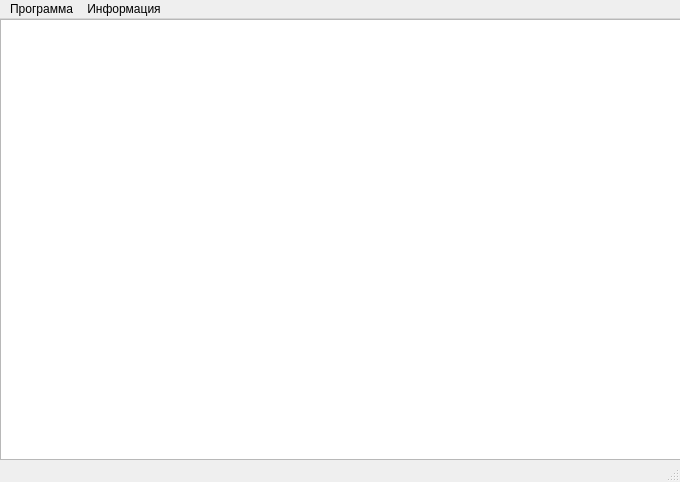
Above: mainwindow.ui from xaionaro/tasks before the change. Below: the same form after it.
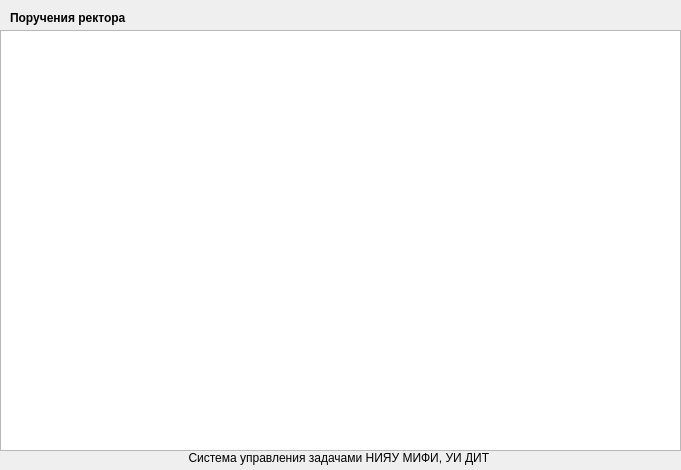
That is the form after the change.

What changed in the file:
```diff
--- a/mainwindow.ui
+++ b/mainwindow.ui
@@ -6,8 +6,8 @@
    <rect>
     <x>0</x>
     <y>0</y>
-    <width>680</width>
-    <height>482</height>
+    <width>681</width>
+    <height>470</height>
    </rect>
   </property>
   <property name="windowTitle">
@@ -18,38 +18,51 @@
     <property name="geometry">
      <rect>
       <x>0</x>
-      <y>0</y>
+      <y>30</y>
       <width>681</width>
-      <height>441</height>
+      <height>421</height>
      </rect>
     </property>
    </widget>
-  </widget>
-  <widget class="QMenuBar" name="menuBar">
-   <property name="geometry">
-    <rect>
-     <x>0</x>
-     <y>0</y>
-     <width>680</width>
-     <height>19</height>
-    </rect>
-   </property>
-   <widget class="QMenu" name="menuInformation">
-    <property name="title">
-     <string>Информация</string>
+   <widget class="QLabel" name="labelRectorTasks">
+    <property name="geometry">
+     <rect>
+      <x>10</x>
+      <y>10</y>
+      <width>661</width>
+      <height>16</height>
+     </rect>
     </property>
-    <addaction name="actionHelp"/>
+    <property name="font">
+     <font>
+      <weight>75</weight>
+      <bold>true</bold>
+     </font>
+    </property>
+    <property name="text">
+     <string>Поручения ректора</string>
+    </property>
+    <property name="alignment">
+     <set>Qt::AlignLeading|Qt::AlignLeft|Qt::AlignVCenter</set>
+    </property>
    </widget>
-   <widget class="QMenu" name="menuInstance">
-    <property name="title">
-     <string>Программа</string>
+   <widget class="QLabel" name="labelTasksNRNUMEPhI">
+    <property name="geometry">
+     <rect>
+      <x>10</x>
+      <y>450</y>
+      <width>661</width>
+      <height>16</height>
+     </rect>
     </property>
-    <addaction name="actionExit"/>
+    <property name="text">
+     <string>Система управления задачами НИЯУ МИФИ, УИ ДИТ &lt;redmine@mephi.ru&gt;</string>
+    </property>
+    <property name="alignment">
+     <set>Qt::AlignCenter</set>
+    </property>
    </widget>
-   <addaction name="menuInstance"/>
-   <addaction name="menuInformation"/>
   </widget>
-  <widget class="QStatusBar" name="statusBar"/>
   <action name="actionHelp">
    <property name="text">
     <string>Помощь</string>
```
